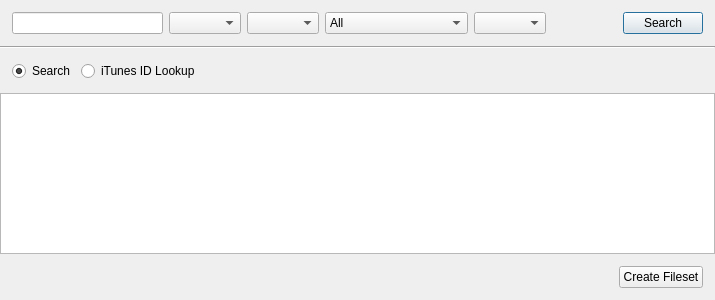
Old version of the form FWAdminLib/SearchAppStoreDlg.ui in the repository fw-dev/translations.
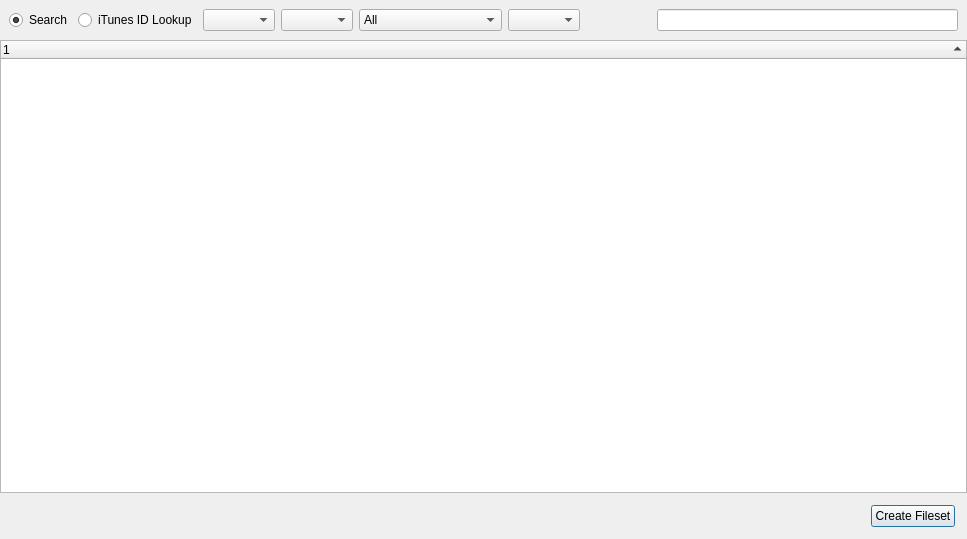
New version of the form. Custom widgets are drawn as their Qt base class.

Patch:
```diff
--- a/FWAdminLib/SearchAppStoreDlg.ui
+++ b/FWAdminLib/SearchAppStoreDlg.ui
@@ -6,8 +6,8 @@
    <rect>
     <x>0</x>
     <y>0</y>
-    <width>715</width>
-    <height>300</height>
+    <width>967</width>
+    <height>539</height>
    </rect>
   </property>
   <property name="windowTitle">
@@ -21,21 +21,22 @@
     <number>0</number>
    </property>
    <item>
-    <widget class="QFrame" name="frame">
-     <property name="frameShape">
-      <enum>QFrame::NoFrame</enum>
-     </property>
+    <widget class="ViewSearchHeader" name="widget" native="true">
      <layout class="QHBoxLayout" name="horizontalLayout_2">
-      <property name="margin">
-       <number>12</number>
-      </property>
       <item>
-       <widget class="SearchLineEdit" name="searchField">
-        <property name="sizePolicy">
-         <sizepolicy hsizetype="MinimumExpanding" vsizetype="Fixed">
-          <horstretch>10</horstretch>
-          <verstretch>0</verstretch>
-         </sizepolicy>
+       <widget class="QRadioButton" name="searchRadio">
+        <property name="text">
+         <string>Search</string>
+        </property>
+        <property name="checked">
+         <bool>true</bool>
+        </property>
+       </widget>
+      </item>
+      <item>
+       <widget class="QRadioButton" name="lookupRadio">
+        <property name="text">
+         <string>iTunes ID Lookup</string>
         </property>
        </widget>
       </item>
@@ -184,9 +185,12 @@
        </widget>
       </item>
       <item>
-       <widget class="QPushButton" name="searchButton">
-        <property name="text">
-         <string>Search</string>
+       <widget class="SearchLineEdit" name="searchField">
+        <property name="sizePolicy">
+         <sizepolicy hsizetype="MinimumExpanding" vsizetype="Fixed">
+          <horstretch>10</horstretch>
+          <verstretch>0</verstretch>
+         </sizepolicy>
         </property>
        </widget>
       </item>
@@ -194,56 +198,7 @@
     </widget>
    </item>
    <item>
-    <widget class="Line" name="line">
-     <property name="orientation">
-      <enum>Qt::Horizontal</enum>
-     </property>
-    </widget>
-   </item>
-   <item>
-    <widget class="QFrame" name="frame_2">
-     <property name="frameShape">
-      <enum>QFrame::NoFrame</enum>
-     </property>
-     <layout class="QHBoxLayout" name="horizontalLayout_3">
-      <property name="margin">
-       <number>12</number>
-      </property>
-      <item>
-       <widget class="QRadioButton" name="searchRadio">
-        <property name="text">
-         <string>Search</string>
-        </property>
-        <property name="checked">
-         <bool>true</bool>
-        </property>
-       </widget>
-      </item>
-      <item>
-       <widget class="QRadioButton" name="lookupRadio">
-        <property name="text">
-         <string>iTunes ID Lookup</string>
-        </property>
-       </widget>
-      </item>
-      <item>
-       <spacer name="horizontalSpacer_3">
-        <property name="orientation">
-         <enum>Qt::Horizontal</enum>
-        </property>
-        <property name="sizeHint" stdset="0">
-         <size>
-          <width>40</width>
-          <height>20</height>
-         </size>
-        </property>
-       </spacer>
-      </item>
-     </layout>
-    </widget>
-   </item>
-   <item>
-    <widget class="QTreeWidget" name="treeWidget">
+    <widget class="StyledTreeWidget" name="treeWidget">
      <property name="alternatingRowColors">
       <bool>true</bool>
      </property>
@@ -262,9 +217,11 @@
      <property name="animated">
       <bool>true</bool>
      </property>
-     <property name="columnCount">
-      <number>0</number>
-     </property>
+     <column>
+      <property name="text">
+       <string notr="true">1</string>
+      </property>
+     </column>
     </widget>
    </item>
    <item>
@@ -312,6 +269,17 @@
    <extends>QLineEdit</extends>
    <header>FileWaveGuiLib/searchlineedit/searchlineedit.h</header>
   </customwidget>
+  <customwidget>
+   <class>ViewSearchHeader</class>
+   <extends>QWidget</extends>
+   <header>FWAdminLib/ViewSearchHeader.h</header>
+   <container>1</container>
+  </customwidget>
+  <customwidget>
+   <class>StyledTreeWidget</class>
+   <extends>QTreeWidget</extends>
+   <header>FileWaveGuiLib/styledviews/styledtreeview.h</header>
+  </customwidget>
   <customwidget>
    <class>CircularProgressIndicator</class>
    <extends>QWidget</extends>
```
Left out of the diff: 11 changed lines with no effect on the pictures.
